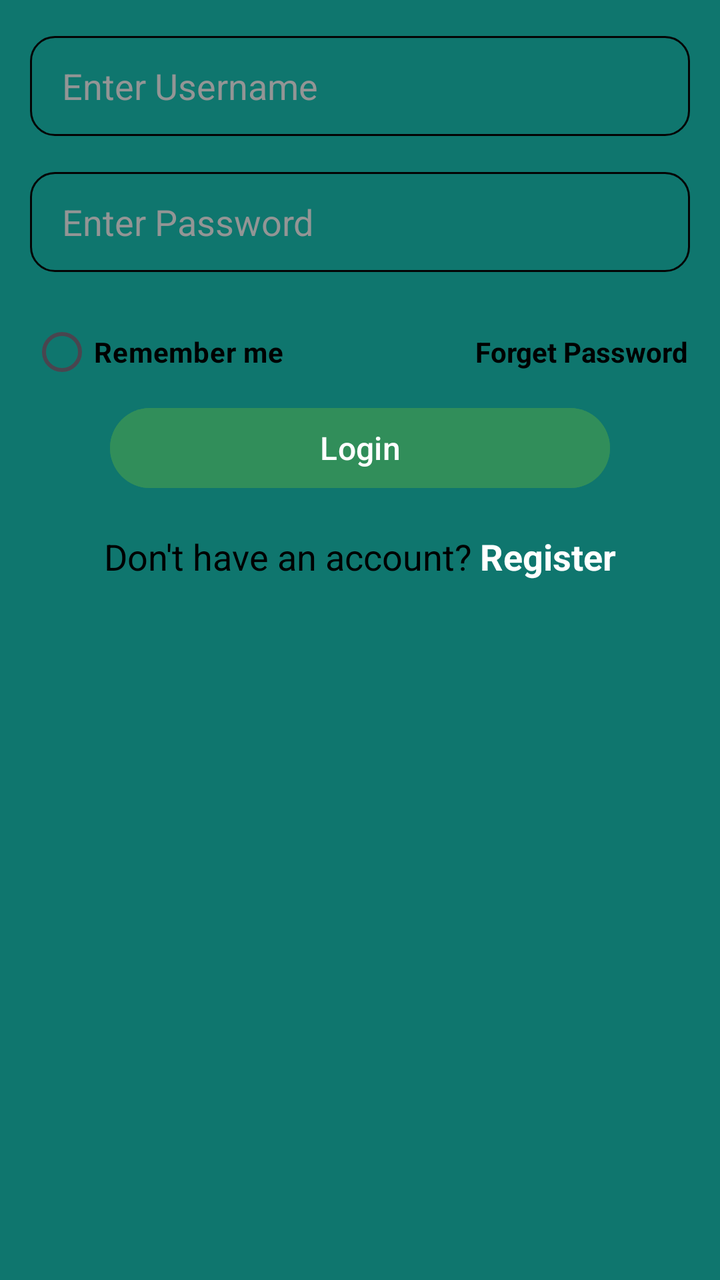
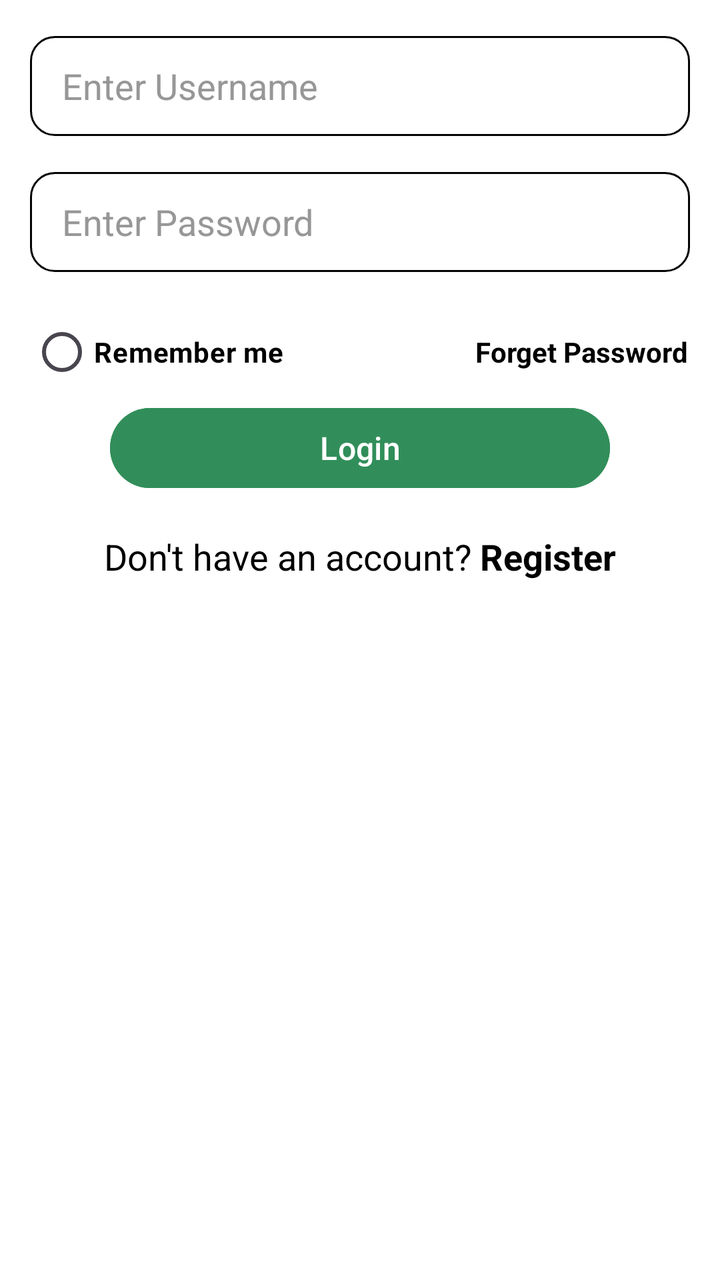

Screens rendered from an Android XML layout before and after an edit, with the pre-edit source and the edit as a unified diff.
<!-- AndroidManifest.xml: application theme Theme.HealthYatra -->
<!-- res/layout/fragment_login.xml -->
<?xml version="1.0" encoding="utf-8"?>
<androidx.constraintlayout.widget.ConstraintLayout xmlns:android="http://schemas.android.com/apk/res/android"
    xmlns:app="http://schemas.android.com/apk/res-auto"
    xmlns:tools="http://schemas.android.com/tools"
    android:id="@+id/frameLayout2"
    android:layout_width="match_parent"
    android:layout_height="match_parent"
    android:background="@color/primary"
    tools:context=".fragment.Login">



    <androidx.appcompat.widget.AppCompatEditText
        android:id="@+id/LoginUsername"
        android:layout_width="0dp"
        android:layout_height="50dp"
        android:layout_marginStart="15dp"
        android:layout_marginEnd="15dp"
        android:background="@drawable/bg_edittext"
        android:hint="@string/enter_username"
        android:autofillHints="username"
        android:inputType="textPersonName"
        android:textColorHint="#FB959595"
        android:layout_marginTop="18dp"
        app:layout_constraintEnd_toEndOf="parent"
        app:layout_constraintStart_toStartOf="parent"
        app:layout_constraintTop_toTopOf="parent" />


    <androidx.appcompat.widget.AppCompatEditText
        android:id="@+id/LoginPassword"
        android:layout_width="0dp"
        android:layout_height="50dp"
        android:layout_marginStart="15dp"
        android:layout_marginEnd="15dp"
        android:background="@drawable/bg_edittext"
        android:autofillHints="password"
        android:hint="@string/enter_password"
        android:inputType="textPassword"
        android:textColorHint="#FB959595"
        android:layout_marginTop="18dp"
        app:layout_constraintEnd_toEndOf="parent"
        app:layout_constraintStart_toStartOf="parent"
        app:layout_constraintTop_toBottomOf="@id/LoginUsername"/>

    <RadioButton
        android:id="@+id/rememberBtn"
        android:layout_width="wrap_content"
        android:layout_height="wrap_content"
        android:layout_marginTop="16dp"
        android:text="@string/remember_me"
        android:textColor="#000000"
        android:textStyle="bold"
        app:layout_constraintStart_toStartOf="@+id/LoginPassword"
        app:layout_constraintTop_toBottomOf="@+id/LoginPassword" />


    <TextView
        android:id="@+id/forgetPass"
        android:layout_width="wrap_content"
        android:layout_height="wrap_content"

        android:layout_marginStart="50dp"
        android:text="@string/forget_password"
        android:textColor="#000000"
        android:textStyle="bold"
        app:layout_constraintBaseline_toBaselineOf="@+id/rememberBtn"
        app:layout_constraintEnd_toEndOf="@+id/LoginPassword"
        app:layout_constraintHorizontal_bias="0.979"
        app:layout_constraintStart_toEndOf="@+id/rememberBtn" />

    <com.google.android.material.button.MaterialButton
        android:id="@+id/LoginBtn"
        android:layout_width="250dp"
        android:layout_height="wrap_content"

        android:backgroundTint="#318E5A"
        android:text="@string/login"
        android:textSize="16sp"

        app:layout_constraintEnd_toEndOf="parent"
        app:layout_constraintStart_toStartOf="parent"
        app:layout_constraintTop_toBottomOf="@id/rememberBtn" />

    <LinearLayout
        android:layout_width="wrap_content"
        android:layout_height="wrap_content"
        android:orientation="horizontal"
        android:layout_marginTop="18dp"
        app:layout_constraintEnd_toEndOf="parent"
        app:layout_constraintStart_toStartOf="parent"
        app:layout_constraintTop_toBottomOf="@+id/LoginBtn">

        <TextView
            android:layout_width="wrap_content"
            android:layout_height="wrap_content"
            android:text="@string/don_t_have_an_account"
            android:textColor="@android:color/black"
            android:textSize="18sp" />

        <TextView
            android:id="@+id/tvLogin"
            android:layout_width="wrap_content"
            android:layout_height="wrap_content"
            android:clickable="true"
            android:layout_marginStart="4dp"
            android:text="@string/register"
            android:textColor="@color/white"
            android:textSize="18sp"
            android:textStyle="bold" />

    </LinearLayout>


</androidx.constraintlayout.widget.ConstraintLayout>
<!-- resources referenced by this layout -->
<resources>
  <color name="primary">#0F766E</color>
  <color name="white">#FFFFFF</color>
  <!-- drawable bg_edittext (drawable) -->
  <?xml version="1.0" encoding="utf-8"?>
  <selector xmlns:android="http://schemas.android.com/apk/res/android">
  
      
      <item android:state_focused="true">
          <shape android:shape="rectangle">
  
              <solid android:color="#00FBFBFB" />
  
              <stroke
                  android:width="2dp"
                  android:color="@color/text_primary" />
  
              <corners android:radius="12dp" />
  
              <padding
                  android:left="16dp"
                  android:top="0dp"
                  android:right="16dp"
                  android:bottom="0dp" />
  
          </shape>
      </item>
  
      
      <item>
          <shape android:shape="rectangle">
  
              <solid android:color="#00FBFBFB" />
  
              <stroke
                  android:width="1dp"
                  android:color="#040404" />
  
              <corners android:radius="12dp" />
  
              <padding
                  android:left="16dp"
                  android:top="0dp"
                  android:right="16dp"
                  android:bottom="0dp" />
  
          </shape>
      </item>
  
  </selector>
  <string name="don_t_have_an_account">Don\'t have an account?</string>
  <string name="enter_password">Enter Password</string>
  <string name="enter_username">Enter Username</string>
  <string name="forget_password">Forget Password</string>
  <string name="login">Login</string>
  <string name="register">Register</string>
  <string name="remember_me">Remember me</string>
  <style name="Theme.HealthYatra" parent="Theme.Material3.Light.NoActionBar">
  
          
          <item name="colorPrimary">@color/primary</item>
          <item name="colorPrimaryContainer">@color/primary_light</item>
  
          
          <item name="android:colorBackground">@color/background</item>
          <item name="colorSurface">@color/white</item>
  
          
          <item name="android:textColorPrimary">@color/text_primary</item>
          <item name="android:textColorSecondary">@color/text_secondary</item>
  
          
          <item name="android:statusBarColor">@color/primary_dark</item>
  
          
          <item name="android:navigationBarColor">@color/white</item>
  
          
          <item name="android:windowLightStatusBar">false</item>
  
      </style>
  <color name="text_primary">#1E293B</color>
  <color name="primary_light">#14B8A6</color>
  <color name="background">#F8FAFC</color>
  <color name="text_secondary">#64748B</color>
  <color name="primary_dark">#115E59</color>
</resources>

<!-- the commit's change to res/layout/fragment_login.xml (unified diff, before → after) -->
@@ -77,7 +77,7 @@
         android:backgroundTint="#318E5A"
         android:text="@string/login"
         android:textSize="16sp"
-
+        android:textColor="@color/primary"
         app:layout_constraintEnd_toEndOf="parent"
         app:layout_constraintStart_toStartOf="parent"
         app:layout_constraintTop_toBottomOf="@id/rememberBtn" />
@@ -95,17 +95,17 @@
             android:layout_width="wrap_content"
             android:layout_height="wrap_content"
             android:text="@string/don_t_have_an_account"
-            android:textColor="@android:color/black"
+            android:textColor="@color/text_primary"
             android:textSize="18sp" />
 
         <TextView
-            android:id="@+id/tvLogin"
+            android:id="@+id/tvRegister"
             android:layout_width="wrap_content"
             android:layout_height="wrap_content"
             android:clickable="true"
             android:layout_marginStart="4dp"
             android:text="@string/register"
-            android:textColor="@color/white"
+            android:textColor="@color/text_primary"
             android:textSize="18sp"
             android:textStyle="bold" />
 
<!-- resource entries referenced after the edit -->
@@ -1,6 +1,6 @@
 <!-- resources referenced by this layout -->
 <resources>
-  <color name="primary">#0F766E</color>
+  <color name="primary">#FFFFFF</color>
   <color name="white">#FFFFFF</color>
   <!-- drawable bg_edittext (drawable) -->
   <?xml version="1.0" encoding="utf-8"?>
@@ -58,32 +58,28 @@
   <string name="remember_me">Remember me</string>
   <style name="Theme.HealthYatra" parent="Theme.Material3.Light.NoActionBar">
   
-          
           <item name="colorPrimary">@color/primary</item>
           <item name="colorPrimaryContainer">@color/primary_light</item>
   
-          
           <item name="android:colorBackground">@color/background</item>
           <item name="colorSurface">@color/white</item>
   
-          
           <item name="android:textColorPrimary">@color/text_primary</item>
           <item name="android:textColorSecondary">@color/text_secondary</item>
   
           
-          <item name="android:statusBarColor">@color/primary_dark</item>
+          <item name="android:statusBarColor">@color/text_primary</item>
+          <item name="android:windowLightStatusBar">true</item>
   
           
           <item name="android:navigationBarColor">@color/white</item>
   
-          
-          <item name="android:windowLightStatusBar">false</item>
+          <item name="colorControlActivated">#1565C0</item>
   
       </style>
-  <color name="text_primary">#1E293B</color>
-  <color name="primary_light">#14B8A6</color>
+  <color name="text_primary">#000000</color>
+  <color name="primary_light">#CACACA</color>
   <color name="background">#F8FAFC</color>
   <color name="text_secondary">#64748B</color>
-  <color name="primary_dark">#115E59</color>
 </resources>
 
